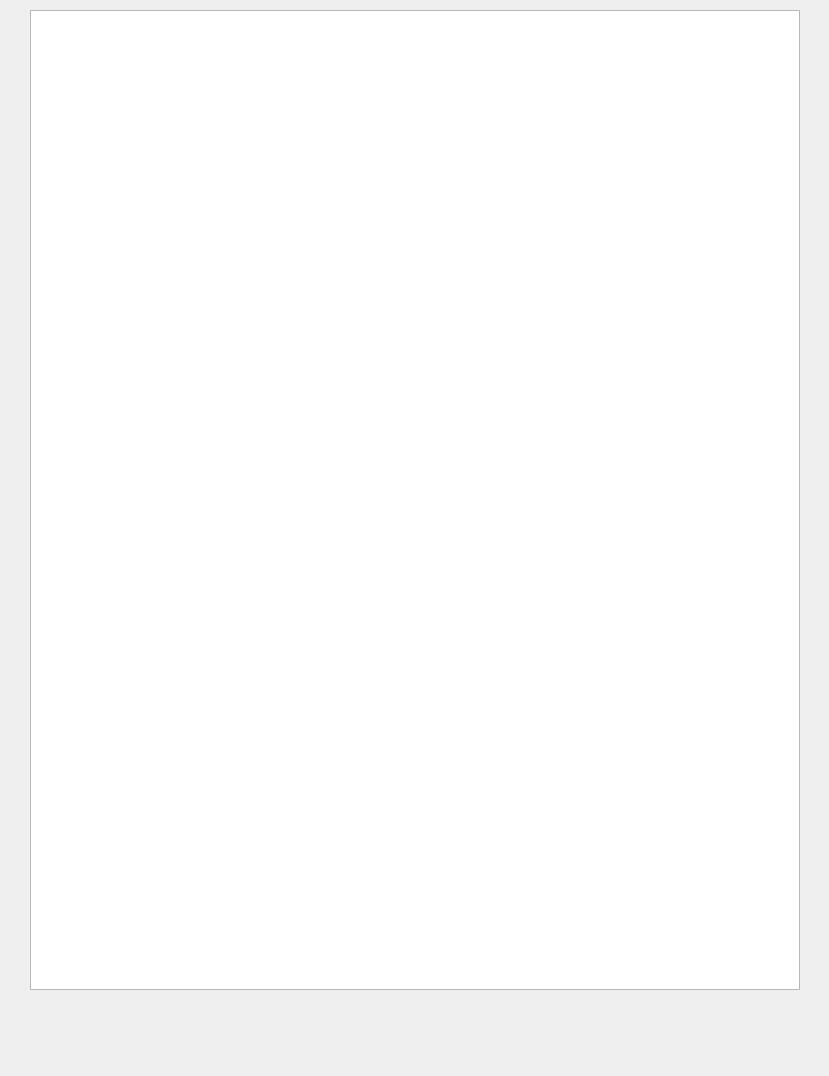
First picture: the form in CursachDemo/mainwindow.ui, repository deviyan13/CourseProject, before the edit.
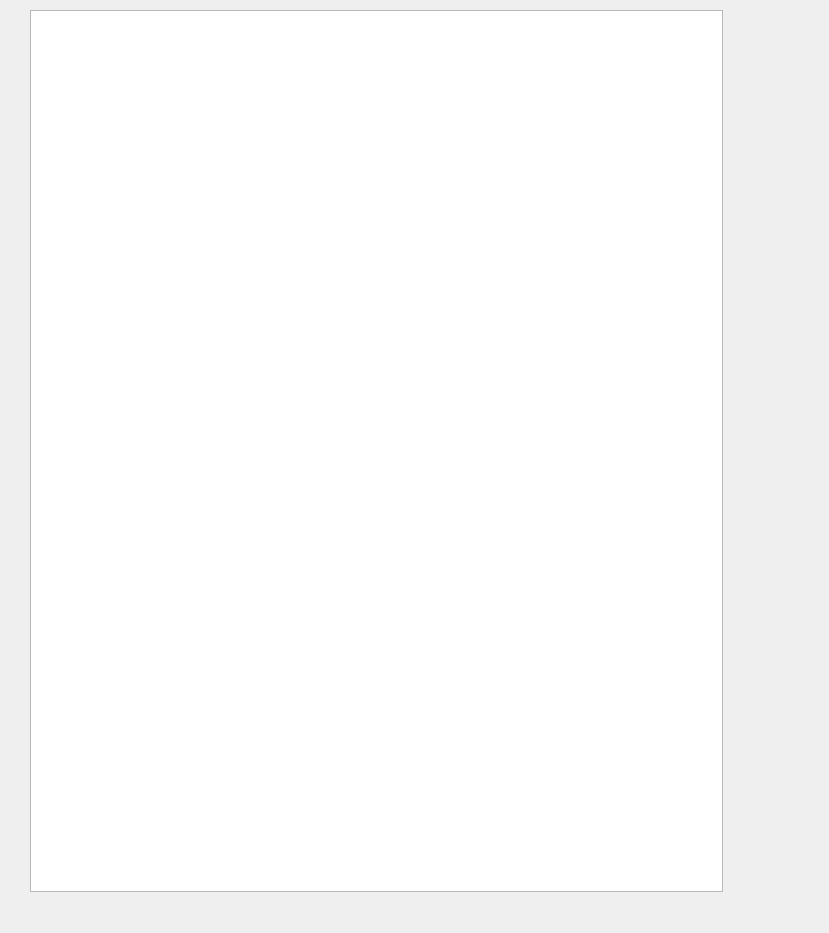
Second picture: the form after the edit.

```diff
--- a/CursachDemo/mainwindow.ui
+++ b/CursachDemo/mainwindow.ui
@@ -7,7 +7,7 @@
     <x>0</x>
     <y>0</y>
     <width>829</width>
-    <height>1076</height>
+    <height>933</height>
    </rect>
   </property>
   <property name="windowTitle">
@@ -19,8 +19,8 @@
      <rect>
       <x>30</x>
       <y>10</y>
-      <width>770</width>
-      <height>980</height>
+      <width>693</width>
+      <height>882</height>
      </rect>
     </property>
     <property name="verticalScrollBarPolicy">
```
Left out of the diff: 2 changed lines with no effect on the pictures.
